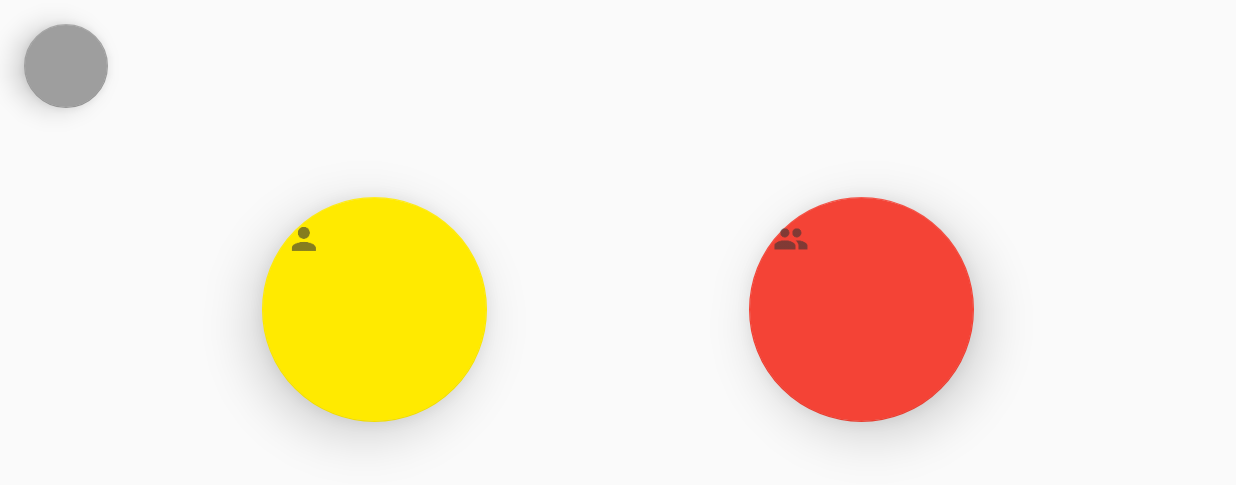
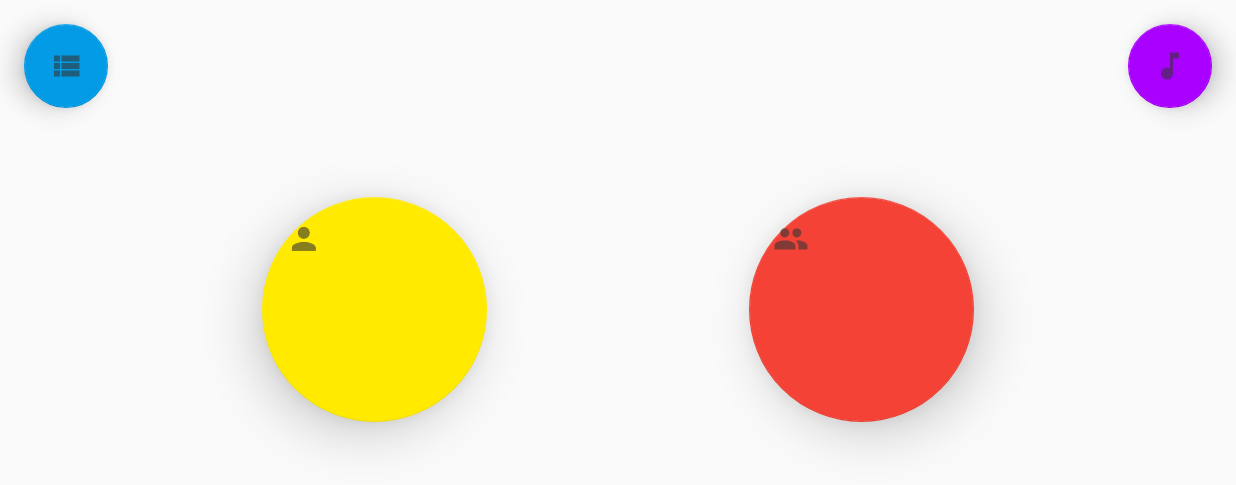
Before and after one commit to SSBB231/Connect4App, an Android app: the screen it shows after launch (MainActivity), on a phone screen of 824 x 412 dp (held sideways). Shown: the top 485 px of the screen. Run offline under Robolectric (Android 15) with nearby library versions, the phone set to English and light mode, and no system bars.

Commit message:
Made Cool Main Menu

```diff
--- a/app/src/main/java/com/example/ssbb231/connect4/PlayGame.java
+++ b/app/src/main/java/com/example/ssbb231/connect4/PlayGame.java
@@ -4,6 +4,9 @@ import android.os.Bundle;
 import android.support.v7.app.AppCompatActivity;
 
 public class PlayGame extends AppCompatActivity {
+
+    public static final String AI = "AI";
+
     @Override
     protected void onCreate(Bundle savedInstanceState) {
         super.onCreate(savedInstanceState);
--- a/app/src/main/res/layout/activity_main.xml
+++ b/app/src/main/res/layout/activity_main.xml
@@ -11,6 +11,7 @@
         android:layout_width="150dp"
         android:layout_height="150dp"
         android:src="@drawable/ic_action_name"
+        android:onClick="startGame"
         app:elevation="20dp"
         app:backgroundTint="#ffea00"
         app:layout_constraintBottom_toBottomOf="parent"
@@ -24,6 +25,7 @@
         android:layout_width="150dp"
         android:layout_height="150dp"
         android:src="@drawable/ic_action_two"
+        android:onClick="startGame"
         app:elevation="20dp"
         app:backgroundTint="#f44336"
         app:layout_constraintBottom_toBottomOf="parent"
@@ -33,14 +35,31 @@
 
     <android.support.design.widget.FloatingActionButton
         android:id="@+id/button5"
+        android:src="@drawable/ic_action_leader"
         android:layout_width="wrap_content"
         android:layout_height="wrap_content"
         android:layout_marginLeft="16dp"
         android:layout_marginTop="16dp"
         android:text="Button"
+        android:onClick="startLeaderBoard"
         app:elevation="10dp"
         app:fabSize="normal"
-        app:backgroundTint="#9e9e9e"
+        app:backgroundTint="#039be5"
         app:layout_constraintLeft_toLeftOf="parent"
         app:layout_constraintTop_toTopOf="parent" />
+
+    <android.support.design.widget.FloatingActionButton
+        android:id="@+id/bMusic"
+        android:layout_width="wrap_content"
+        android:layout_height="wrap_content"
+        android:layout_marginRight="16dp"
+        android:layout_marginTop="16dp"
+        android:text="Button"
+        android:src="@drawable/ic_action_music"
+        android:onClick="displayName"
+        app:elevation="10dp"
+        app:fabSize="normal"
+        app:backgroundTint="#aa00ff"
+        app:layout_constraintRight_toRightOf="parent"
+        app:layout_constraintTop_toTopOf="parent" />
 </android.support.constraint.ConstraintLayout>
```
Also changed, not shown: app/src/main/java/com/example/ssbb231/connect4/MainActivity.java (+38 -0 lines), app/src/main/res/drawable-hdpi/ic_action_leader.png (added), app/src/main/res/drawable-hdpi/ic_action_music.png (added), app/src/main/res/drawable-mdpi/ic_action_leader.png (added), app/src/main/res/drawable-mdpi/ic_action_music.png (added), app/src/main/res/drawable-xhdpi/ic_action_leader.png (added), app/src/main/res/drawable-xhdpi/ic_action_music.png (added), app/src/main/res/drawable-xxhdpi/ic_action_leader.png (added), app/src/main/res/drawable-xxhdpi/ic_action_music.png (added).
